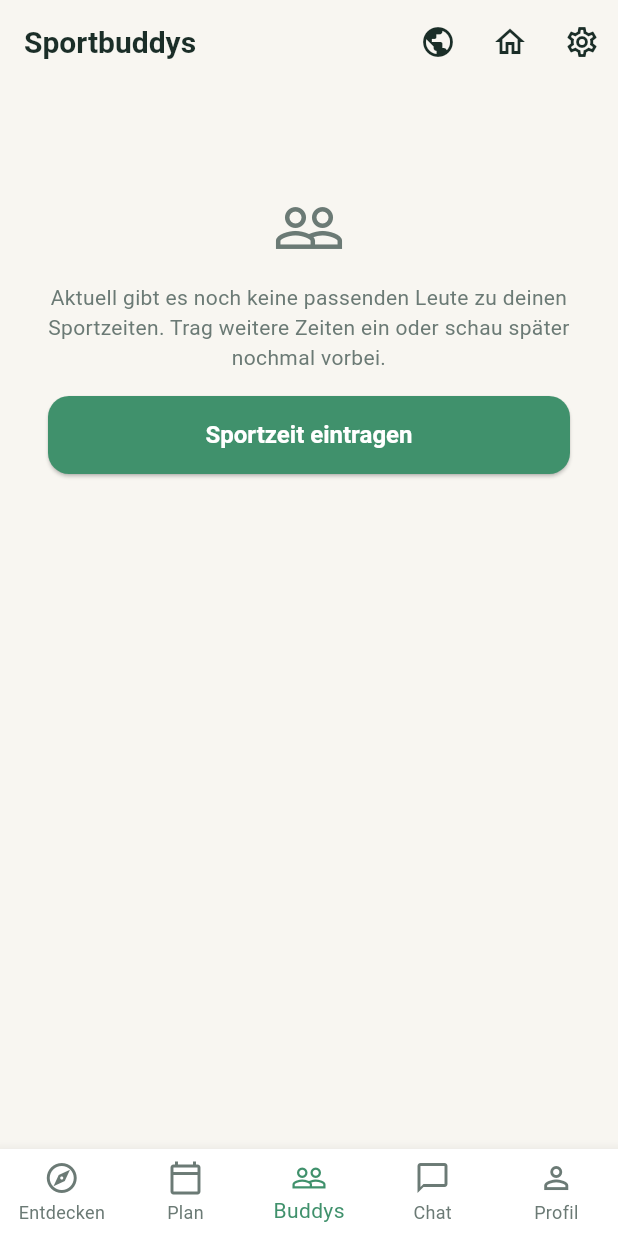
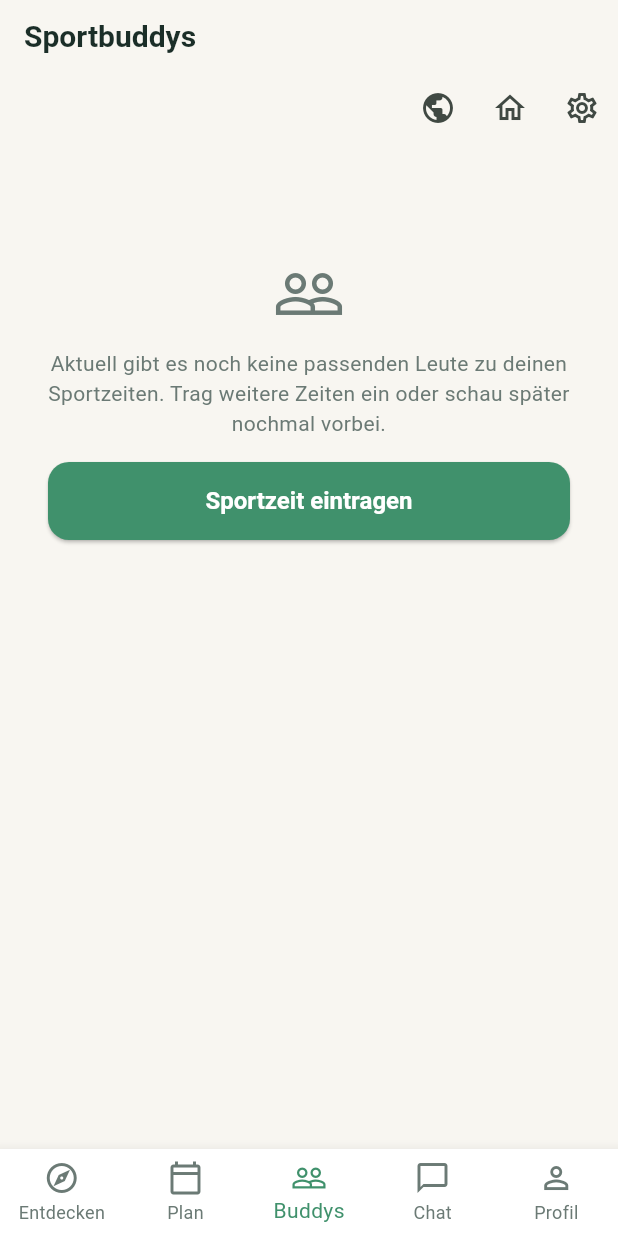
Before and after one commit to melinakunkel/PaceMatch, a Flutter app: the AppScaffold screen opened directly with empty values, item 3 of the bottom bar chosen, on a phone screen of 412 x 824 dp. Run offline on Flutter 3.47's test engine with Material 3 defaults, Android fonts, the phone set to English and light mode, and no system bars; our stand-ins replace flutter_dotenv, flutter_map, go_router, image_picker, latlong2, shared_preferences and 2 more; missing offline and left inert: dart:js_interop; accounts and stored records are empty; network calls fail.

Commit message:
Split the tab-screen app bar into a title row and an icon row
The 5 main tabs (Entdecken, Plan, Buddys, Chat, Profil) share
AppScaffold's app bar, where per-screen actions plus the persistent
circle/home/settings icons added up to 4-6 icons squeezed into the
title row, truncating longer titles (e.g. "Gruppen & Chats" → "Gruppen
& C..."). Icons now live in their own row below the title via AppBar's
bottom slot, so the title gets the full width.

Co-Authored-By: Claude Sonnet 5 <noreply@anthropic.com>
Claude-Session: https://claude.ai/code/session_01Ea9r8VGpDf7DY7pxTu84EK

```diff
--- a/lib/widgets/app_scaffold.dart
+++ b/lib/widgets/app_scaffold.dart
@@ -44,7 +44,17 @@ class AppScaffold extends StatelessWidget {
           ? null
           : AppBar(
               title: Text(title!),
-              actions: [
+              // Icons live in their own row below the title instead of
+              // squeezing into the title row as `actions` — with a
+              // per-screen action or two plus the circle/home/settings
+              // icons that's often 4-6 icons, which truncated the title.
+              bottom: PreferredSize(
+                preferredSize: const Size.fromHeight(44),
+                child: Padding(
+                  padding: const EdgeInsets.only(bottom: 4),
+                  child: Row(
+                    mainAxisAlignment: MainAxisAlignment.end,
+                    children: [
                       ...?actions,
                       const CircleSwitcherButton(),
                       IconButton(
@@ -56,10 +66,15 @@ class AppScaffold extends StatelessWidget {
                         icon: const Icon(Icons.settings_outlined),
                         tooltip: t('appbar.settings'),
                         onPressed: () => Navigator.of(context).push(
-                    MaterialPageRoute(builder: (_) => const SettingsScreen()),
+                          MaterialPageRoute(
+                            builder: (_) => const SettingsScreen(),
+                          ),
                         ),
                       ),
                     ],
+                  ),
+                ),
+              ),
             ),
       body: SafeArea(child: body),
       floatingActionButton: floatingActionButton,
```
Lines whose indentation alone changed are shown as unchanged.
